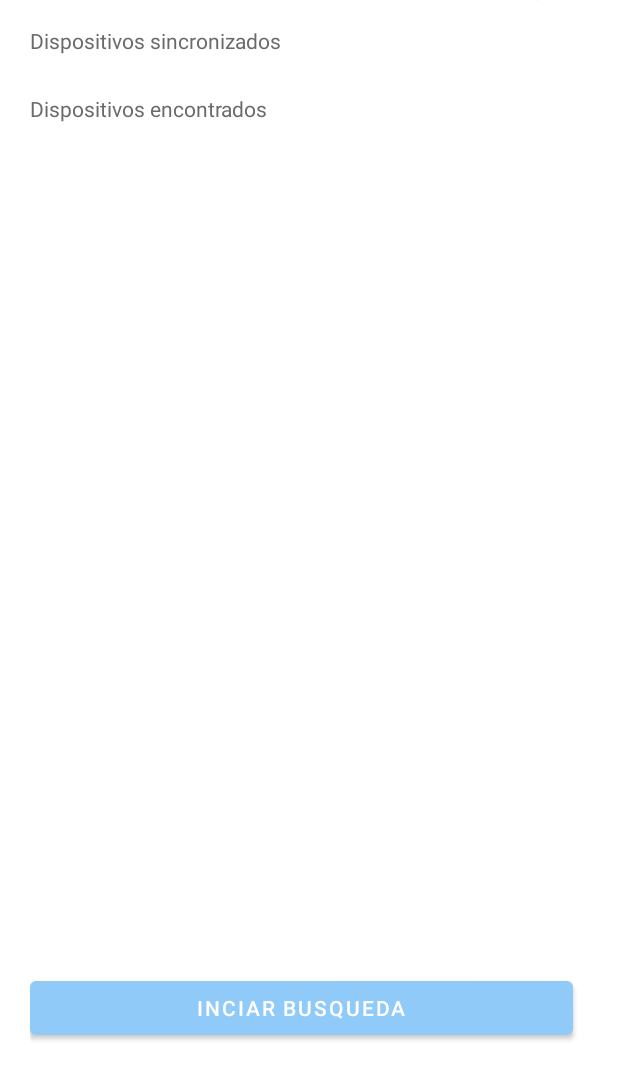
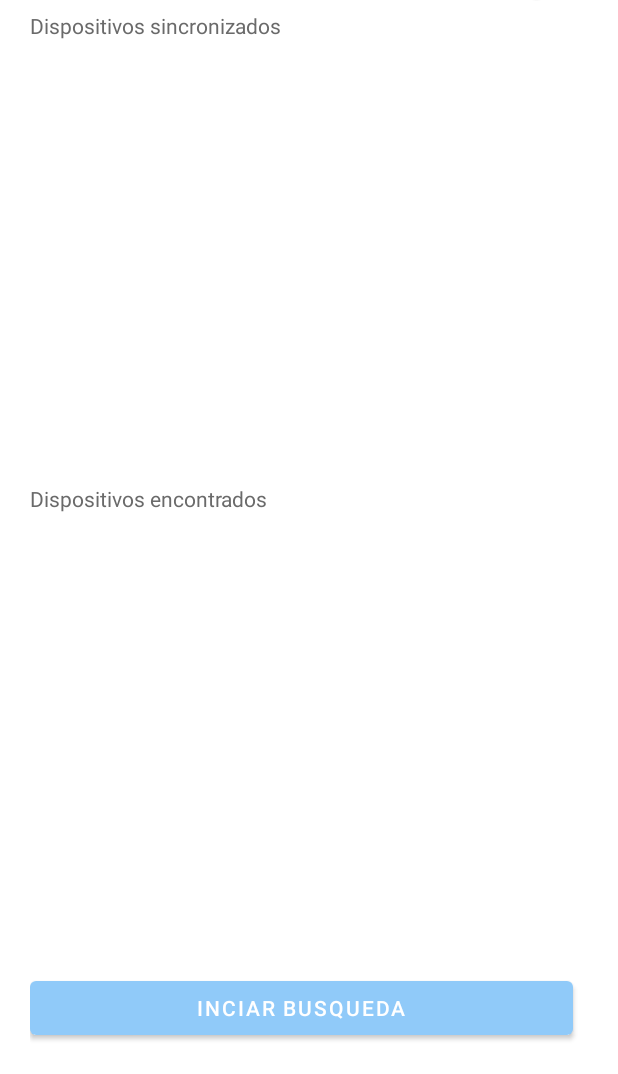
Before and after one commit to AlejandraCastillo/MedidorBluetooth, an Android app: the ConnectActivity screen opened directly, with no data from a screen before it, on a phone screen of 412 x 824 dp, the part 162-1236 px from its top. Run offline under Robolectric (Android 15) with nearby library versions, the phone set to English and light mode, and no system bars.

Commit message:
Correccion ConnectActivity

```diff
--- a/app/src/main/java/com/ake/medidorbluetooth/buetooth_utils/BluetoothUtils.java
+++ b/app/src/main/java/com/ake/medidorbluetooth/buetooth_utils/BluetoothUtils.java
@@ -34,8 +34,8 @@ public class BluetoothUtils implements OnClickListenerBluetooth {
         this.activity = activity;
         bluetoothAdapter = BluetoothAdapter.getDefaultAdapter();
 
-        adapterBondedDevices = new RecycleViewBluetoothAdapter(this);
-        adapterDiscoveryDevices = new RecycleViewBluetoothAdapter(this);
+        adapterBondedDevices = new RecycleViewBluetoothAdapter(this, context, activity);
+        adapterDiscoveryDevices = new RecycleViewBluetoothAdapter(this, context, activity);
     }
 
     public boolean bluetoothAdapterExist() {
--- a/app/src/main/java/com/ake/medidorbluetooth/buetooth_utils/ConnectAsyncTask.java
+++ b/app/src/main/java/com/ake/medidorbluetooth/buetooth_utils/ConnectAsyncTask.java
@@ -23,7 +23,6 @@ class ConnectAsyncTask extends AsyncTask<Void, Void, Boolean> {
     private final BluetoothSocket socket;
     @SuppressLint("StaticFieldLeak")
     private final Context context;
-    private String name;
     private final BluetoothUtils bluetoothUtils;
 
     public ConnectAsyncTask(BluetoothDevice device, Context context, Activity activity) {
@@ -33,7 +32,6 @@ class ConnectAsyncTask extends AsyncTask<Void, Void, Boolean> {
             bluetoothUtils.checkPermission(Manifest.permission.BLUETOOTH_CONNECT);
         }
         this.context = context;
-        this.name = device.getName();
 
         //Creamos el socket
         try {
--- a/app/src/main/java/com/ake/medidorbluetooth/recycleview_bluetooth/RecycleViewBluetoothAdapter.java
+++ b/app/src/main/java/com/ake/medidorbluetooth/recycleview_bluetooth/RecycleViewBluetoothAdapter.java
@@ -1,6 +1,11 @@
 package com.ake.medidorbluetooth.recycleview_bluetooth;
 
+import android.Manifest;
+import android.annotation.SuppressLint;
+import android.app.Activity;
 import android.bluetooth.BluetoothDevice;
+import android.content.Context;
+import android.os.Build;
 import android.util.Log;
 import android.view.LayoutInflater;
 import android.view.View;
@@ -11,17 +16,22 @@ import androidx.annotation.NonNull;
 import androidx.recyclerview.widget.RecyclerView;
 
 import com.ake.medidorbluetooth.R;
+import com.ake.medidorbluetooth.buetooth_utils.BluetoothUtils;
 
 import java.util.ArrayList;
 
-public class RecycleViewBluetoothAdapter extends RecyclerView.Adapter<RecycleViewBluetoothAdapter.ViewHolder>{
+public class RecycleViewBluetoothAdapter extends RecyclerView.Adapter<RecycleViewBluetoothAdapter.ViewHolder> {
     private static final String TAG = "RecycleViewBluetoothAdapter";
 
     public ArrayList<BluetoothDevice> list;
-    private OnClickListenerBluetooth mListener;
+    private final OnClickListenerBluetooth mListener;
+    private final Context context;
+    private final Activity activity;
 
-    public RecycleViewBluetoothAdapter(OnClickListenerBluetooth listener) {
+    public RecycleViewBluetoothAdapter(OnClickListenerBluetooth listener, Context context, Activity activity) {
         list = new ArrayList<>();
+        this.context = context;
+        this.activity = activity;
         this.mListener = listener;
     }
 
@@ -37,6 +47,9 @@ public class RecycleViewBluetoothAdapter extends RecyclerView.Adapter<RecycleVie
     public void onBindViewHolder(@NonNull ViewHolder holder, int position) {
         BluetoothDevice device = list.get(position);
         holder.setClickListener(mListener, device);
+        if (Build.VERSION.SDK_INT >= Build.VERSION_CODES.S) {
+            new BluetoothUtils(context, activity).checkPermission(Manifest.permission.BLUETOOTH_CONNECT);
+        }
         holder.getTvNombre().setText(device.getName());
         holder.getTvAddress().setText(device.getAddress());
 
@@ -47,24 +60,29 @@ public class RecycleViewBluetoothAdapter extends RecyclerView.Adapter<RecycleVie
         return list.size();
     }
 
-    public void add(BluetoothDevice device){
-        if(!list.contains(device)){
+    public void add(BluetoothDevice device) {
+
+        if (!list.contains(device)) {
             list.add(device);
-            notifyItemInserted(list.size()-1);
+            notifyItemInserted(list.size() - 1);
+            if (Build.VERSION.SDK_INT >= Build.VERSION_CODES.S) {
+                new BluetoothUtils(context, activity).checkPermission(Manifest.permission.BLUETOOTH_CONNECT);
+            }
             Log.i(TAG, "onReceive: Dispositivo " + device.getName() + device.getAddress() + " agregado");
         }
     }
 
+    @SuppressLint("NotifyDataSetChanged")
     public void clear(){
         list.clear();
         notifyDataSetChanged();
     }
 
     public static class ViewHolder extends RecyclerView.ViewHolder{
-        private TextView tvNombre;
-        private TextView tvAddress;
+        private final TextView tvNombre;
+        private final TextView tvAddress;
 
-        private View view;
+        private final View view;
 
         public ViewHolder(@NonNull View itemView) {
             super(itemView);
--- a/app/src/main/res/layout/activity_connect.xml
+++ b/app/src/main/res/layout/activity_connect.xml
@@ -15,7 +15,6 @@
         android:layout_marginTop="10dp"
         android:layout_marginBottom="10dp"
         android:text="@string/bluetooth"
-        app:layout_constraintBottom_toTopOf="@id/linearLayout"
         app:layout_constraintStart_toStartOf="parent"
         app:layout_constraintTop_toTopOf="parent" />
 
@@ -38,57 +37,51 @@
         app:layout_constraintEnd_toEndOf="parent"
         app:layout_constraintTop_toTopOf="@id/tv_bluetooth" />
 
-    <LinearLayout
-        android:id="@+id/linearLayout"
-        android:layout_width="match_parent"
-        android:layout_height="wrap_content"
-        android:layout_marginTop="10dp"
-        android:orientation="vertical"
-        app:layout_constraintEnd_toEndOf="parent"
-        app:layout_constraintStart_toStartOf="parent"
-        app:layout_constraintTop_toBottomOf="@id/tv_bluetooth">
-
     <TextView
         android:id="@+id/tv_pairedDevices"
-            android:layout_width="match_parent"
+        android:layout_width="0dp"
         android:layout_height="wrap_content"
         android:layout_marginTop="10dp"
         android:layout_marginBottom="10dp"
-            android:text="@string/dispositivos_sincronizados"/>
+        android:text="@string/dispositivos_sincronizados"
+        app:layout_constraintEnd_toEndOf="parent"
+        app:layout_constraintStart_toStartOf="parent"
+        app:layout_constraintTop_toBottomOf="@id/tv_bluetooth" />
 
     <androidx.recyclerview.widget.RecyclerView
         android:id="@+id/rv_bondedDevices"
-            android:layout_width="match_parent"
-            android:layout_height="wrap_content"
+        android:layout_width="0dp"
+        android:layout_height="0dp"
         android:layout_marginTop="@dimen/recycle_view_padding"
         android:layout_marginBottom="@dimen/recycle_view_padding"
+        app:layout_constraintBottom_toTopOf="@id/tv_discoveryDevices"
+        app:layout_constraintEnd_toEndOf="parent"
+        app:layout_constraintStart_toStartOf="parent"
+        app:layout_constraintTop_toBottomOf="@id/tv_pairedDevices"
         tools:listitem="@layout/item_bluetooth" />
 
     <TextView
         android:id="@+id/tv_discoveryDevices"
-            android:layout_width="match_parent"
+        android:layout_width="0dp"
         android:layout_height="wrap_content"
         android:layout_marginBottom="10dp"
-            android:text="@string/dispositivos_encontrados"/>
+        android:text="@string/dispositivos_encontrados"
+        app:layout_constraintBottom_toTopOf="@id/b_Busqueda"
+        app:layout_constraintEnd_toEndOf="parent"
+        app:layout_constraintStart_toStartOf="parent"
+        app:layout_constraintTop_toBottomOf="@id/tv_pairedDevices" />
 
     <androidx.recyclerview.widget.RecyclerView
         android:id="@+id/rv_discoveryDevices"
-            android:layout_width="match_parent"
-            android:layout_height="wrap_content"
+        android:layout_width="0dp"
+        android:layout_height="0dp"
         android:layout_marginTop="@dimen/recycle_view_padding"
         android:layout_marginBottom="@dimen/recycle_view_padding"
+        app:layout_constraintBottom_toTopOf="@id/b_Busqueda"
+        app:layout_constraintEnd_toEndOf="parent"
+        app:layout_constraintStart_toStartOf="parent"
+        app:layout_constraintTop_toBottomOf="@id/tv_discoveryDevices"
         tools:listitem="@layout/item_bluetooth" />
-
-    </LinearLayout>
-
-    <LinearLayout
-        android:id="@+id/linearLayout2"
-        android:layout_width="match_parent"
-        android:layout_height="wrap_content"
-        android:orientation="vertical"
-        app:layout_constraintBottom_toBottomOf="parent"
-        app:layout_constraintEnd_toEndOf="parent"
-        app:layout_constraintStart_toStartOf="parent">
 
     <ProgressBar
         android:id="@+id/progress_bar"
@@ -96,18 +89,22 @@
         android:layout_height="wrap_content"
         android:layout_gravity="center"
         android:layout_marginBottom="20dp"
-            android:visibility="invisible" />
+        android:visibility="invisible"
+        app:layout_constraintBottom_toTopOf="@id/b_Busqueda"
+        app:layout_constraintEnd_toEndOf="parent"
+        app:layout_constraintStart_toStartOf="parent" />
 
     <Button
         android:id="@+id/b_Busqueda"
-            android:layout_width="match_parent"
+        android:layout_width="0dp"
         android:layout_height="wrap_content"
         android:layout_marginEnd="10dp"
         android:layout_weight="1"
         android:onClick="onClickBuscar"
-            android:text="@string/inciar_busqueda" />
-
-    </LinearLayout>
+        android:text="@string/inciar_busqueda"
+        app:layout_constraintBottom_toBottomOf="parent"
+        app:layout_constraintEnd_toEndOf="parent"
+        app:layout_constraintStart_toStartOf="parent" />
 
 
 </androidx.constraintlayout.widget.ConstraintLayout>
--- a/app/src/main/res/values/dimens.xml
+++ b/app/src/main/res/values/dimens.xml
@@ -11,4 +11,6 @@
     <dimen name="item_download_height">72dp</dimen>
     <dimen name="item_download_padding">16dp</dimen>
     <dimen name="recycle_view_padding">8dp</dimen>
+    <dimen name="margin_side_message_receiver">20dp</dimen>
+    <dimen name="margin_top_message_receiver">5dp</dimen>
 </resources>
```
Also changed, not shown: app/src/main/java/com/ake/medidorbluetooth/MessageReceiverActivity.java (+3 -6 lines), app/src/main/java/com/ake/medidorbluetooth/Servicio/MyService.java (+6 -18 lines), app/src/main/java/com/ake/medidorbluetooth/recycleview_download/RecycleViewDownloadAdapter.java (+10 -7 lines). Lines whose indentation alone changed are shown as unchanged.
